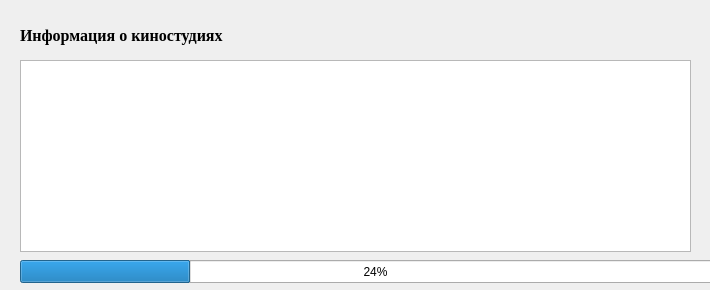
Qt form Client/outputstudio.ui (NikitaVirachev/course-work-on-DB) before a commit.
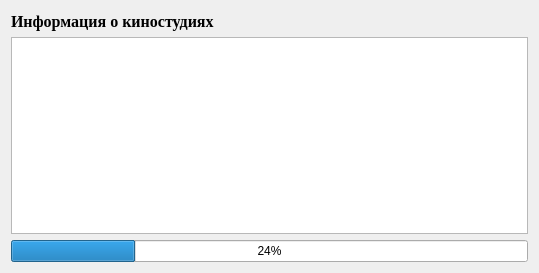
The same form after that commit.

What changed in the file:
```diff
--- a/Client/outputstudio.ui
+++ b/Client/outputstudio.ui
@@ -6,32 +6,20 @@
    <rect>
     <x>0</x>
     <y>0</y>
-    <width>710</width>
-    <height>290</height>
+    <width>539</width>
+    <height>273</height>
    </rect>
   </property>
   <property name="windowTitle">
    <string>Form</string>
   </property>
-  <widget class="QTableView" name="tableView">
-   <property name="geometry">
-    <rect>
-     <x>20</x>
-     <y>60</y>
-     <width>671</width>
-     <height>192</height>
-    </rect>
-   </property>
-  </widget>
+  <layout class="QGridLayout" name="gridLayout">
+   <item row="0" column="0">
+    <layout class="QVBoxLayout" name="verticalLayout">
+     <item>
+      <layout class="QHBoxLayout" name="horizontalLayout">
+       <item>
   <widget class="QLabel" name="label">
-   <property name="geometry">
-    <rect>
-     <x>20</x>
-     <y>25</y>
-     <width>671</width>
-     <height>21</height>
-    </rect>
-   </property>
    <property name="font">
     <font>
      <family>Times New Roman</family>
@@ -44,19 +32,35 @@
     <string>Информация о киностудиях</string>
    </property>
   </widget>
+       </item>
+       <item>
+        <spacer name="horizontalSpacer">
+         <property name="orientation">
+          <enum>Qt::Horizontal</enum>
+         </property>
+         <property name="sizeHint" stdset="0">
+          <size>
+           <width>40</width>
+           <height>20</height>
+          </size>
+         </property>
+        </spacer>
+       </item>
+      </layout>
+     </item>
+     <item>
+      <widget class="QTableView" name="tableView"/>
+     </item>
+     <item>
   <widget class="QProgressBar" name="progressBar">
-   <property name="geometry">
-    <rect>
-     <x>20</x>
-     <y>260</y>
-     <width>711</width>
-     <height>23</height>
-    </rect>
-   </property>
    <property name="value">
     <number>24</number>
    </property>
   </widget>
+     </item>
+    </layout>
+   </item>
+  </layout>
  </widget>
  <resources/>
  <connections/>
```
Lines whose indentation alone changed are shown as unchanged.
